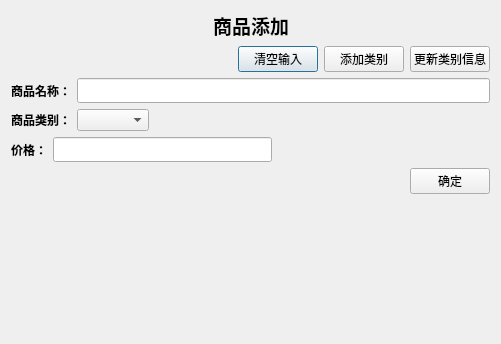
Old version of the form Qt/ChessSys/ui/commodityadddialog.ui in the repository MagicYCC/ChessSys.
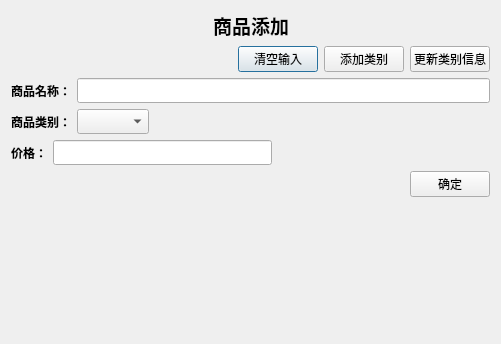
New version of the form.

Commit message: fix: commodityadddialog.ui中combobox字体修复

Patch:
```diff
--- a/Qt/ChessSys/ui/commodityadddialog.ui
+++ b/Qt/ChessSys/ui/commodityadddialog.ui
@@ -163,6 +163,11 @@
          <verstretch>0</verstretch>
         </sizepolicy>
        </property>
+       <property name="font">
+        <font>
+         <family>仿宋</family>
+        </font>
+       </property>
       </widget>
      </item>
      <item>
```
